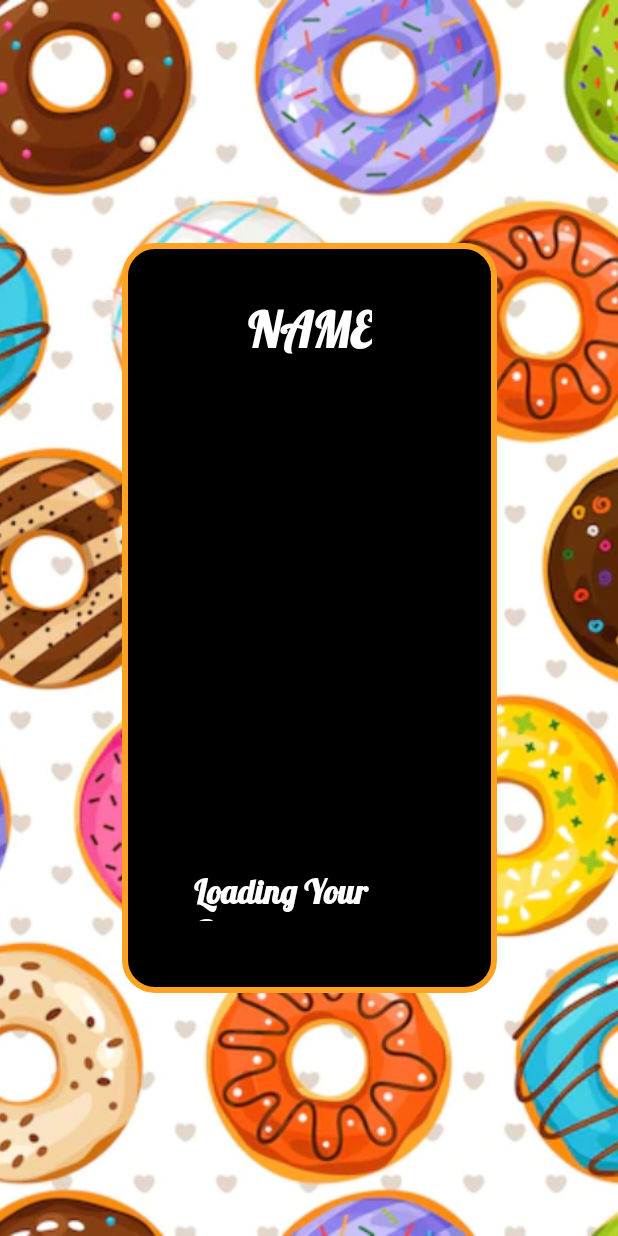
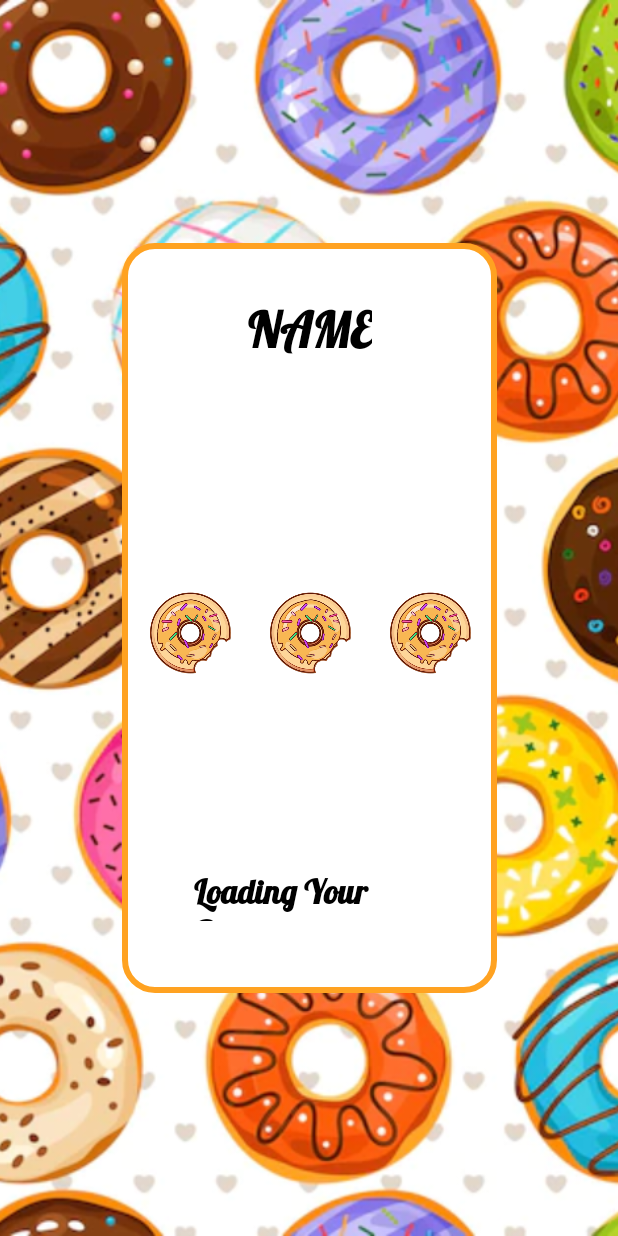
Before and after one commit to rutherfn/donut-app, an Android app: the SplashActivity screen opened directly, with no data from a screen before it, on a phone screen of 412 x 824 dp. Run offline under Robolectric (Android 15) with nearby library versions, the phone set to English and light mode, and no system bars.

Commit message:
added loading donuts

```diff
--- a/code/HappyBirthday/app/src/main/res/drawable/cl_rounded_corners.xml
+++ b/code/HappyBirthday/app/src/main/res/drawable/cl_rounded_corners.xml
@@ -1,5 +1,5 @@
 <shape xmlns:android="http://schemas.android.com/apk/res/android">
-  <solid android:color="#000000"/>
+  <solid android:color="#FFFFFF"/>
   <stroke android:width="4dp" android:color="@color/splashborder" />
   <corners android:radius="20dp"/>
   <padding android:left="0dp" android:top="0dp" android:right="0dp" android:bottom="0dp" />
--- a/code/HappyBirthday/app/src/main/res/layout/fragment_splash.xml
+++ b/code/HappyBirthday/app/src/main/res/layout/fragment_splash.xml
@@ -1,6 +1,7 @@
 <?xml version="1.0" encoding="utf-8"?>
 <androidx.constraintlayout.widget.ConstraintLayout xmlns:android="http://schemas.android.com/apk/res/android"
     xmlns:app="http://schemas.android.com/apk/res-auto"
+    xmlns:tools="http://schemas.android.com/tools"
     android:layout_width="match_parent"
     android:layout_height="match_parent">
 
@@ -27,6 +28,34 @@
         app:layout_constraintStart_toStartOf="parent"
         app:layout_constraintTop_toTopOf="parent">
 
+        <ImageView
+            android:id="@+id/imageView2"
+            android:layout_width="90dp"
+            android:layout_height="102dp"
+            android:layout_marginVertical="100dp"
+            app:layout_constraintBottom_toTopOf="@+id/twLoadingYourDonuts"
+            app:layout_constraintStart_toStartOf="parent"
+            app:srcCompat="@drawable/loadingdonutt_removebg_preview" />
+
+        <ImageView
+            android:id="@+id/imageView3"
+            android:layout_width="90dp"
+            android:layout_height="102dp"
+            android:layout_marginVertical="100dp"
+            app:layout_constraintBottom_toTopOf="@+id/twLoadingYourDonuts"
+            app:layout_constraintEnd_toStartOf="@+id/imageView4"
+            app:layout_constraintStart_toEndOf="@+id/imageView2"
+            app:srcCompat="@drawable/loadingdonutt_removebg_preview" />
+
+        <ImageView
+            android:id="@+id/imageView4"
+            android:layout_width="90dp"
+            android:layout_height="102dp"
+            android:layout_marginVertical="100dp"
+            app:layout_constraintBottom_toTopOf="@+id/twLoadingYourDonuts"
+            app:layout_constraintEnd_toEndOf="parent"
+            app:srcCompat="@drawable/loadingdonutt_removebg_preview" />
+
         <TextView
             android:id="@+id/tvAppName."
             android:layout_width="wrap_content"
@@ -35,13 +64,12 @@
             android:fontFamily="@font/lobster"
             android:padding="8dp"
             android:text="NAME"
-            android:textColor="#FFFFFF"
+            android:textColor="#000000"
             android:textSize="32sp"
             android:textStyle="bold"
             app:layout_constraintEnd_toEndOf="parent"
             app:layout_constraintStart_toStartOf="parent"
-            app:layout_constraintTop_toTopOf="parent"
-            />
+            app:layout_constraintTop_toTopOf="parent" />
 
         <com.example.happybirthday.extension.TypeWriter
             android:id="@+id/twLoadingYourDonuts"
@@ -51,13 +79,12 @@
             android:fontFamily="@font/lobster"
             android:padding="8dp"
             android:text="Loading Your Donuts"
-            android:textColor="#FFFFFF"
+            android:textColor="#000000"
             android:textSize="22sp"
             android:textStyle="bold"
             app:layout_constraintBottom_toBottomOf="parent"
             app:layout_constraintEnd_toEndOf="parent"
-            app:layout_constraintStart_toStartOf="parent"
-            />
+            app:layout_constraintStart_toStartOf="parent" />
 
     </androidx.constraintlayout.widget.ConstraintLayout>
 </androidx.constraintlayout.widget.ConstraintLayout>
```
Also changed, not shown: code/HappyBirthday/app/src/main/res/drawable/androidparty.png (deleted), code/HappyBirthday/app/src/main/res/drawable/donutbkg.jpg (deleted), code/HappyBirthday/app/src/main/res/drawable/loadingdonut_removebg_preview.png (added), code/HappyBirthday/app/src/main/res/drawable/loadingdonutt_removebg_preview.png (added).
